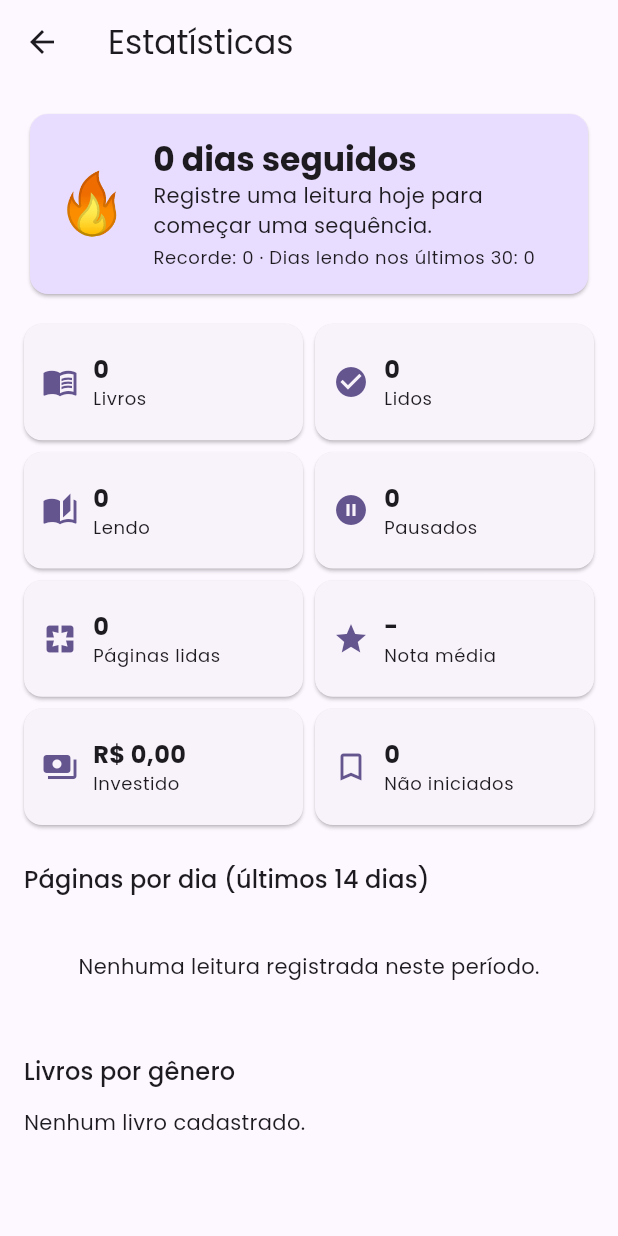
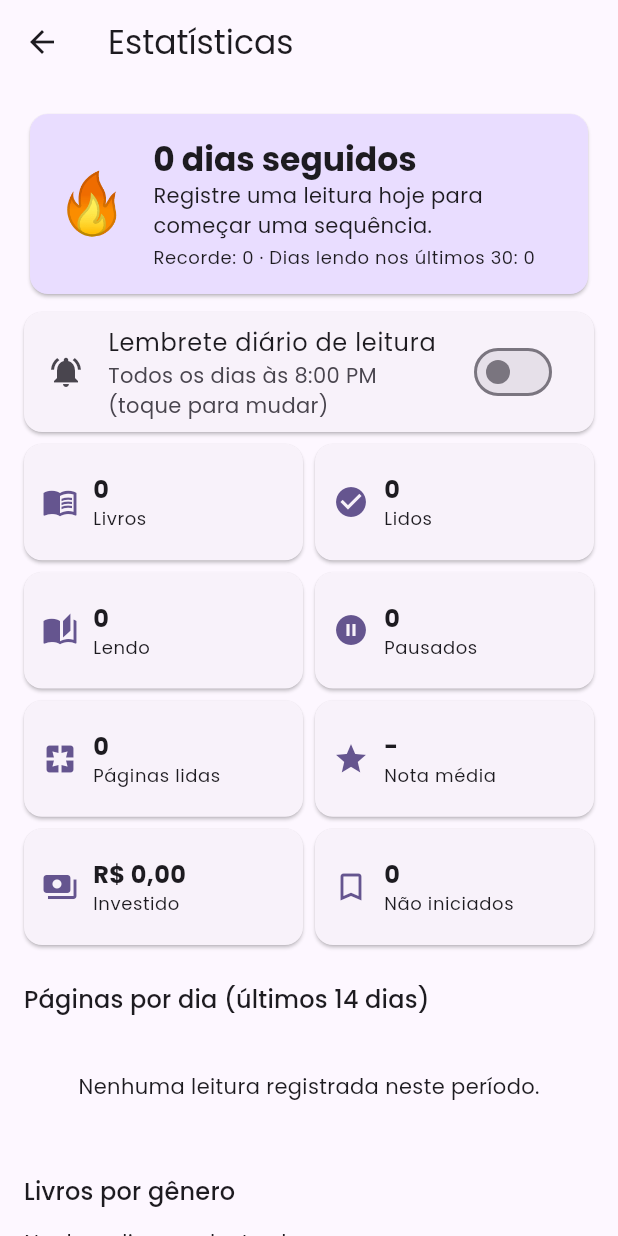
Before and after one commit to PatrickGCS/MyBookShelf, a Flutter app: the screen it shows after launch, after a tap on the "insights" icon, on a phone screen of 412 x 824 dp. Run offline on Flutter 3.47's test engine with Material 3 defaults, Android fonts, the phone set to English and light mode, and no system bars; our stand-ins replace file_picker, flutter_local_notifications, flutter_rating_bar, flutter_timezone, image_picker, share_plus and 3 more; missing offline and left inert: epub_view, pdfrx; accounts and stored records are empty.

Commit message:
6.3: lembrete diário de leitura (notificação local) e sequência na tela de estatísticas
- ReminderService (flutter_local_notifications, agendamento inexato diário)
- Ajustes Android: desugaring, permissões e receivers no manifest
- Cartão de lembrete com horário configurável nas Estatísticas
- Testes de configurações e do cálculo da próxima notificação

Co-Authored-By: Claude Sonnet 5.5 <noreply@anthropic.com>
Claude-Session: https://claude.ai/code/session_01LLoCCR1mJqUgBaSxteLwnn

```diff
--- a/lib/main.dart
+++ b/lib/main.dart
@@ -5,6 +5,7 @@ import 'app.dart';
 import 'providers/books_provider.dart';
 import 'services/file_storage.dart';
 import 'services/legacy_migration.dart';
+import 'services/reminder_service.dart';
 import 'services/settings_service.dart';
 import 'theme/app_theme.dart';
 
@@ -18,6 +19,11 @@ void main() async {
   } catch (e) {
     debugPrint('Migração de arquivos: $e');
   }
+  try {
+    await ReminderService.instance.rescheduleIfEnabled();
+  } catch (e) {
+    debugPrint('Lembrete: $e');
+  }
   runApp(
     ChangeNotifierProvider(
       create: (_) => BooksProvider()..load(),
--- a/lib/screens/stats_screen.dart
+++ b/lib/screens/stats_screen.dart
@@ -1,6 +1,8 @@
 import 'package:flutter/material.dart';
 import 'package:intl/intl.dart';
 import '../data/database_helper.dart';
+import '../services/reminder_service.dart';
+import '../services/settings_service.dart';
 import '../services/stats_service.dart';
 
 class StatsScreen extends StatefulWidget {
@@ -39,7 +41,9 @@ class _StatsScreenState extends State<StatsScreen> {
               padding: const EdgeInsets.all(16),
               children: [
                 _StreakCard(stats: s),
-                const SizedBox(height: 16),
+                const SizedBox(height: 8),
+                const _ReminderCard(),
+                const SizedBox(height: 8),
                 _SummaryGrid(stats: s),
                 const SizedBox(height: 24),
                 Text('Páginas por dia (últimos 14 dias)', style: Theme.of(context).textTheme.titleMedium),
@@ -231,3 +235,80 @@ class _GenreBars extends StatelessWidget {
     );
   }
 }
+
+class _ReminderCard extends StatefulWidget {
+  const _ReminderCard();
+
+  @override
+  State<_ReminderCard> createState() => _ReminderCardState();
+}
+
+class _ReminderCardState extends State<_ReminderCard> {
+  bool _enabled = false;
+  TimeOfDay _time = const TimeOfDay(hour: 20, minute: 0);
+
+  @override
+  void initState() {
+    super.initState();
+    _load();
+  }
+
+  Future<void> _load() async {
+    final enabled = await SettingsService.loadReminderEnabled();
+    final time = await SettingsService.loadReminderTime();
+    if (mounted) setState(() { _enabled = enabled; _time = time; });
+  }
+
+  void _msg(String text) {
+    if (mounted) ScaffoldMessenger.of(context).showSnackBar(SnackBar(content: Text(text)));
+  }
+
+  Future<void> _toggle(bool value) async {
+    try {
+      if (value) {
+        final ok = await ReminderService.instance.enable(_time);
+        if (!ok) {
+          _msg('Permissão de notificações negada. Ative nas configurações do aparelho.');
+          return;
+        }
+        _msg('Lembrete diário ativado para ${_time.format(context)}.');
+      } else {
+        await ReminderService.instance.disable();
+      }
+      if (mounted) setState(() => _enabled = value);
+    } catch (e) {
+      _msg('Não foi possível configurar o lembrete: $e');
+    }
+  }
+
+  Future<void> _pickTime() async {
+    final picked = await showTimePicker(context: context, initialTime: _time);
+    if (picked == null) return;
+    setState(() => _time = picked);
+    if (_enabled) {
+      try {
+        await ReminderService.instance.enable(picked);
+      } catch (e) {
+        _msg('Não foi possível reagendar: $e');
+      }
+    } else {
+      await SettingsService.saveReminder(enabled: false, time: picked);
+    }
+  }
+
+  @override
+  Widget build(BuildContext context) {
+    return Card(
+      margin: EdgeInsets.zero,
+      child: ListTile(
+        leading: const Icon(Icons.notifications_active),
+        title: const Text('Lembrete diário de leitura'),
+        subtitle: GestureDetector(
+          onTap: _pickTime,
+          child: Text('Todos os dias às ${_time.format(context)} (toque para mudar)'),
+        ),
+        trailing: Switch(value: _enabled, onChanged: _toggle),
+      ),
+    );
+  }
+}
--- /dev/null
+++ b/lib/services/reminder_service.dart
@@ -0,0 +1,87 @@
+import 'package:flutter/material.dart';
+import 'package:flutter_local_notifications/flutter_local_notifications.dart';
+import 'package:flutter_timezone/flutter_timezone.dart';
+import 'package:timezone/data/latest_all.dart' as tzdata;
+import 'package:timezone/timezone.dart' as tz;
+import 'settings_service.dart';
+
+/// Lembrete diário de leitura via notificação local agendada.
+class ReminderService {
+  ReminderService._();
+  static final ReminderService instance = ReminderService._();
+
+  static const _notificationId = 1001;
+  static const _channelId = 'daily_reading_reminder';
+
+  final FlutterLocalNotificationsPlugin _plugin = FlutterLocalNotificationsPlugin();
+  bool _ready = false;
+
+  Future<void> init() async {
+    if (_ready) return;
+    tzdata.initializeTimeZones();
+    try {
+      tz.setLocalLocation(tz.getLocation(await FlutterTimezone.getLocalTimezone()));
+    } catch (_) {
+      // Mantém UTC se o fuso do aparelho não puder ser obtido
+    }
+    await _plugin.initialize(
+      const InitializationSettings(android: AndroidInitializationSettings('@mipmap/ic_launcher')),
+    );
+    _ready = true;
+  }
+
+  /// Próxima ocorrência de [time] (hoje, ou amanhã se já passou).
+  @visibleForTesting
+  static tz.TZDateTime nextInstance(TimeOfDay time, tz.TZDateTime now) {
+    var d = tz.TZDateTime(now.location, now.year, now.month, now.day, time.hour, time.minute);
+    if (!d.isAfter(now)) d = d.add(const Duration(days: 1));
+    return d;
+  }
+
+  /// Pede permissão (Android 13+) e agenda o lembrete diário. Retorna false se negado.
+  Future<bool> enable(TimeOfDay time) async {
+    await init();
+    final android = _plugin.resolvePlatformSpecificImplementation<AndroidFlutterLocalNotificationsPlugin>();
+    final granted = await android?.requestNotificationsPermission();
+    if (granted == false) return false;
+    await _schedule(time);
+    await SettingsService.saveReminder(enabled: true, time: time);
+    return true;
+  }
+
+  Future<void> disable() async {
+    await init();
+    await _plugin.cancel(_notificationId);
+    final time = await SettingsService.loadReminderTime();
+    await SettingsService.saveReminder(enabled: false, time: time);
+  }
+
+  /// Reagenda ao abrir o app, se o lembrete estiver ligado.
+  Future<void> rescheduleIfEnabled() async {
+    if (!await SettingsService.loadReminderEnabled()) return;
+    await init();
+    await _schedule(await SettingsService.loadReminderTime());
+  }
+
+  Future<void> _schedule(TimeOfDay time) async {
+    await _plugin.cancel(_notificationId);
+    await _plugin.zonedSchedule(
+      _notificationId,
+      '📚 Hora de ler!',
+      'Leia algumas páginas hoje para manter sua sequência.',
+      nextInstance(time, tz.TZDateTime.now(tz.local)),
+      const NotificationDetails(
+        android: AndroidNotificationDetails(
+          _channelId,
+          'Lembrete de leitura',
+          channelDescription: 'Lembrete diário para ler e manter a sequência',
+          importance: Importance.defaultImportance,
+          priority: Priority.defaultPriority,
+        ),
+      ),
+      // Inexato: não exige a permissão de alarmes exatos
+      androidScheduleMode: AndroidScheduleMode.inexactAllowWhileIdle,
+      matchDateTimeComponents: DateTimeComponents.time, // repete todos os dias
+    );
+  }
+}
--- a/lib/services/settings_service.dart
+++ b/lib/services/settings_service.dart
@@ -4,6 +4,9 @@ import 'package:shared_preferences/shared_preferences.dart';
 /// Preferências simples do usuário (tema, lembrete diário...).
 class SettingsService {
   static const _themeKey = 'theme_mode';
+  static const _reminderOnKey = 'reminder_enabled';
+  static const _reminderHourKey = 'reminder_hour';
+  static const _reminderMinuteKey = 'reminder_minute';
 
   static Future<ThemeMode> loadThemeMode() async {
     try {
@@ -24,4 +27,32 @@ class SettingsService {
       await prefs.setString(_themeKey, mode.name);
     } catch (_) {}
   }
+
+  // --- Lembrete diário ---
+  static Future<bool> loadReminderEnabled() async {
+    try {
+      return (await SharedPreferences.getInstance()).getBool(_reminderOnKey) ?? false;
+    } catch (_) {
+      return false;
+    }
+  }
+
+  /// Horário do lembrete (padrão 20:00).
+  static Future<TimeOfDay> loadReminderTime() async {
+    try {
+      final prefs = await SharedPreferences.getInstance();
+      return TimeOfDay(hour: prefs.getInt(_reminderHourKey) ?? 20, minute: prefs.getInt(_reminderMinuteKey) ?? 0);
+    } catch (_) {
+      return const TimeOfDay(hour: 20, minute: 0);
+    }
+  }
+
+  static Future<void> saveReminder({required bool enabled, required TimeOfDay time}) async {
+    try {
+      final prefs = await SharedPreferences.getInstance();
+      await prefs.setBool(_reminderOnKey, enabled);
+      await prefs.setInt(_reminderHourKey, time.hour);
+      await prefs.setInt(_reminderMinuteKey, time.minute);
+    } catch (_) {}
+  }
 }
--- a/pubspec.yaml
+++ b/pubspec.yaml
@@ -14,6 +14,10 @@ dependencies:
   provider: ^6.1.1
   intl: ^0.19.0
   shared_preferences: ^2.2.0
+  # Lembrete diário de leitura (notificação local agendada)
+  flutter_local_notifications: ^19.4.0
+  timezone: ^0.10.0
+  flutter_timezone: ^4.1.1
   image_picker: ^1.0.7
   # Atualizado para resolver conflito com pdfrx (ambos agora usam web ^1.0.0)
   share_plus: ^12.0.1
```
Also changed, not shown: 3 other files.
